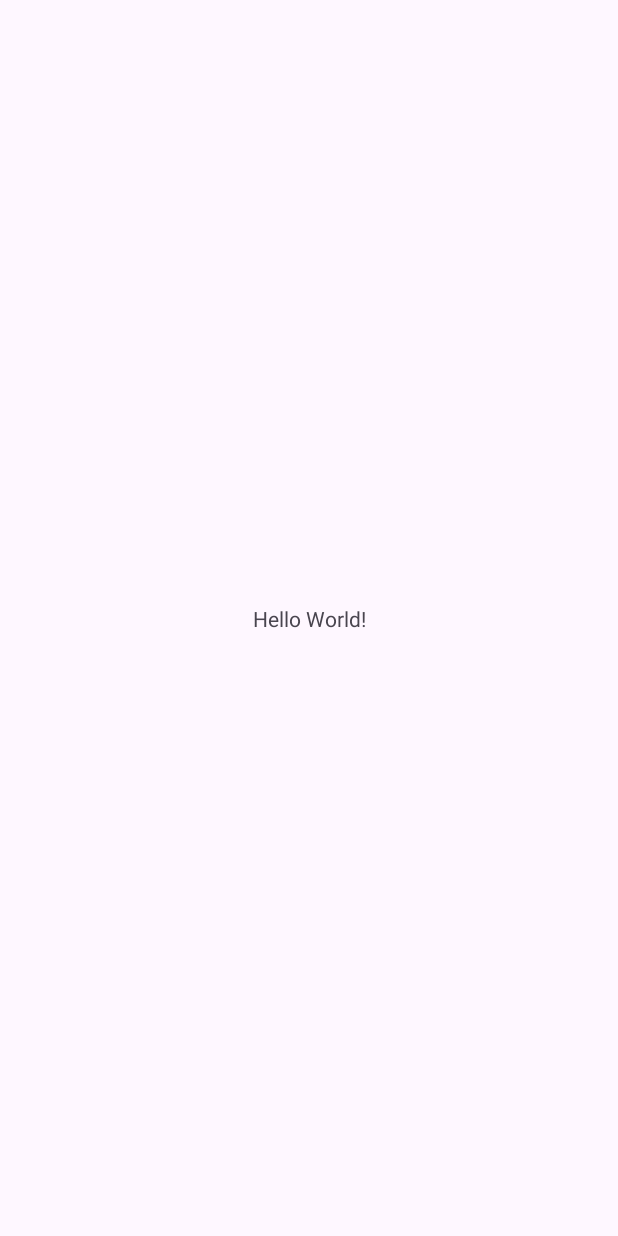
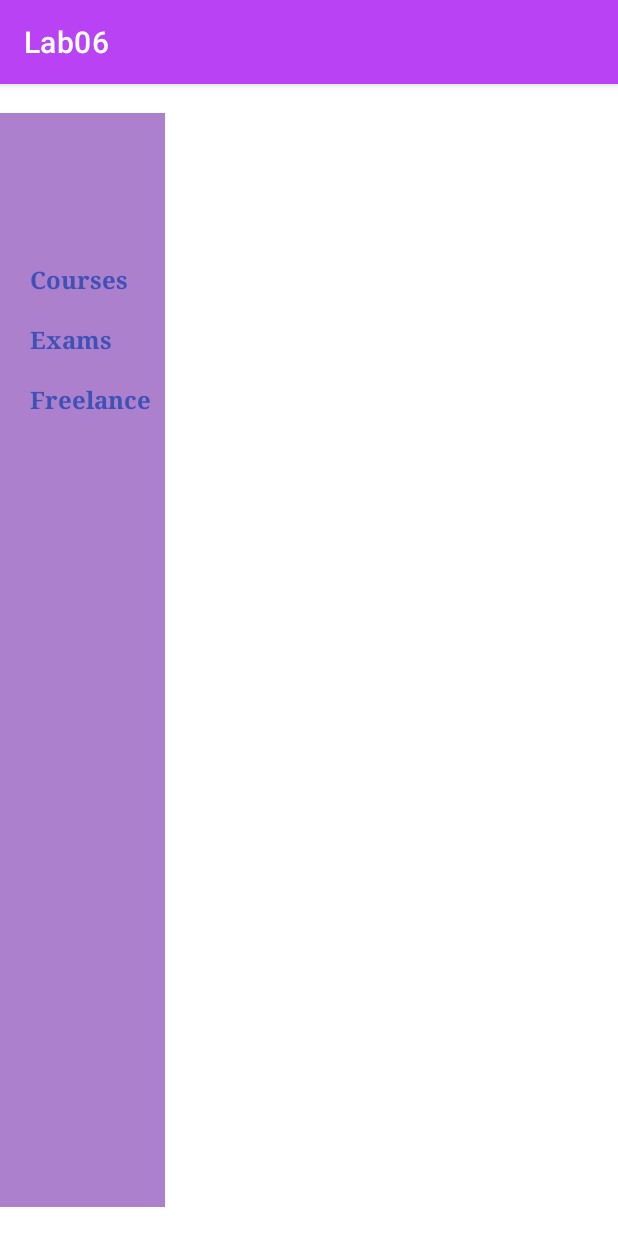
Before and after one commit to TrentonWeir/Android, an Android app: the screen it shows after launch (MainActivity), on a phone screen of 412 x 824 dp. Before the commit the screen is almost empty. Run offline under Robolectric (Android 15) with nearby library versions, the phone set to English and light mode, and no system bars.

Commit message:
Page 6-46

```diff
--- a/app/build.gradle.kts
+++ b/app/build.gradle.kts
@@ -33,6 +33,9 @@ android {
     kotlinOptions {
         jvmTarget = "1.8"
     }
+    viewBinding{
+        enable = true
+    }
 }
 
 dependencies {
--- a/app/src/main/java/com/androidatc/lab06/MainActivity.kt
+++ b/app/src/main/java/com/androidatc/lab06/MainActivity.kt
@@ -2,10 +2,22 @@ package com.androidatc.lab06
 
 import androidx.appcompat.app.AppCompatActivity
 import android.os.Bundle
+import android.view.View
+import com.androidatc.lab06.databinding.ActivityMainBinding
 
 class MainActivity : AppCompatActivity() {
+    private lateinit var binding: ActivityMainBinding
+
     override fun onCreate(savedInstanceState: Bundle?) {
         super.onCreate(savedInstanceState)
-        setContentView(R.layout.activity_main)
+        binding = ActivityMainBinding.inflate(layoutInflater)
+        val view = binding.root
+        setContentView(view)
     }
+
+    fun display(view: View) {
+        binding.info.text = "Android Application Development, Android Security Essentials, and Monetize Android Applications"
+    }
+
+
 }
--- a/app/src/main/res/layout/activity_main.xml
+++ b/app/src/main/res/layout/activity_main.xml
@@ -2,17 +2,67 @@
 <androidx.constraintlayout.widget.ConstraintLayout xmlns:android="http://schemas.android.com/apk/res/android"
     xmlns:app="http://schemas.android.com/apk/res-auto"
     xmlns:tools="http://schemas.android.com/tools"
+    style="@style/Lab_font"
     android:layout_width="match_parent"
     android:layout_height="match_parent"
     tools:context=".MainActivity">
 
-    <TextView
-        android:layout_width="wrap_content"
-        android:layout_height="wrap_content"
-        android:text="Hello World!"
+    <FrameLayout
+        android:layout_width="110dp"
+        android:layout_height="729dp"
+        android:background="#CD9A61C1"
         app:layout_constraintBottom_toBottomOf="parent"
         app:layout_constraintEnd_toEndOf="parent"
+        app:layout_constraintHorizontal_bias="0.0"
         app:layout_constraintStart_toStartOf="parent"
-        app:layout_constraintTop_toTopOf="parent" />
+        app:layout_constraintTop_toTopOf="parent">
 
+        <TextView
+            android:id="@+id/courses"
+            style="@style/Lab_font"
+            android:layout_width="wrap_content"
+            android:layout_height="21dp"
+            android:layout_marginStart="20dp"
+            android:layout_marginTop="100dp"
+            android:text="Courses"
+            android:textStyle="bold"
+            android:onClick="display"
+            app:layout_constraintLeft_toLeftOf="parent"
+            app:layout_constraintRight_toRightOf="parent"
+            app:layout_constraintTop_toTopOf="parent"
+            tools:layout_editor_absoluteY="0dp" />
+
+        <TextView
+            android:id="@+id/Exams"
+            style="@style/Lab_font"
+            android:layout_width="wrap_content"
+            android:layout_height="wrap_content"
+            android:layout_marginStart="20dp"
+            android:layout_marginTop="140dp"
+            android:text="Exams"
+            android:textStyle="bold" />
+
+        <TextView
+            android:id="@+id/Freelance"
+            style="@style/Lab_font"
+            android:layout_width="wrap_content"
+            android:layout_height="wrap_content"
+            android:layout_marginStart="20dp"
+            android:layout_marginTop="180dp"
+            android:text="Freelance"
+            android:textStyle="bold" />
+
+    </FrameLayout>
+
+    <TextView
+        android:id="@+id/info"
+        android:layout_width="225dp"
+        android:layout_height="440dp"
+        android:text=""
+        app:layout_constraintBottom_toBottomOf="parent"
+        app:layout_constraintEnd_toEndOf="parent"
+        app:layout_constraintHorizontal_bias="0.811"
+        app:layout_constraintStart_toStartOf="parent"
+        app:layout_constraintTop_toTopOf="parent"
+        app:layout_constraintVertical_bias="0.109" />
 </androidx.constraintlayout.widget.ConstraintLayout>
--- a/app/src/main/res/values/colors.xml
+++ b/app/src/main/res/values/colors.xml
@@ -2,4 +2,8 @@
 <resources>
     <color name="black">#FF000000</color>
     <color name="white">#FFFFFFFF</color>
+    <color name="purple_500">#b942f5</color>
+    <color name="purple_700">#540d78</color>
+    <color name="teal_200">#24f2bb</color>
+    <color name="teal_700">#1a6e67</color>
 </resources>
--- a/app/src/main/res/values/themes.xml
+++ b/app/src/main/res/values/themes.xml
@@ -1,9 +1,23 @@
 <resources xmlns:tools="http://schemas.android.com/tools">
     <!-- Base application theme. -->
-    <style name="Base.Theme.Lab06" parent="Theme.Material3.DayNight.NoActionBar">
-        <!-- Customize your light theme here. -->
-        <!-- <item name="colorPrimary">@color/my_light_primary</item> -->
+    <style name="Theme.Lab06" parent="Theme.MaterialComponents.DayNight.DarkActionBar">
+        <!-- Primary brand color. -->
+        <item name="colorPrimary">@color/purple_500</item>
+        <item name="colorPrimaryVariant">@color/purple_700</item>
+        <item name="colorOnPrimary">@color/white</item>
+        <!-- Secondary brand color. -->
+        <item name="colorSecondary">@color/teal_200</item>
+        <item name="colorSecondaryVariant">@color/teal_700</item>
+        <item name="colorOnSecondary">@color/black</item>
+        <!-- Status bar color. -->
+        <item name="android:statusBarColor" tools:targetApi="l">?attr/colorPrimaryVariant</item>
+        <!-- Customize your theme here. -->
     </style>
 
-    <style name="Theme.Lab06" parent="Base.Theme.Lab06" />
+    <style name="Lab_font">
+        <item name="android:fontFamily">serif</item>
+        <item name="android:textSize">16sp</item>
+        <item name="android:textColor">#3F51B5</item>
+        <item name="android:textStyle">bold</item>
+    </style>
 </resources>
```
